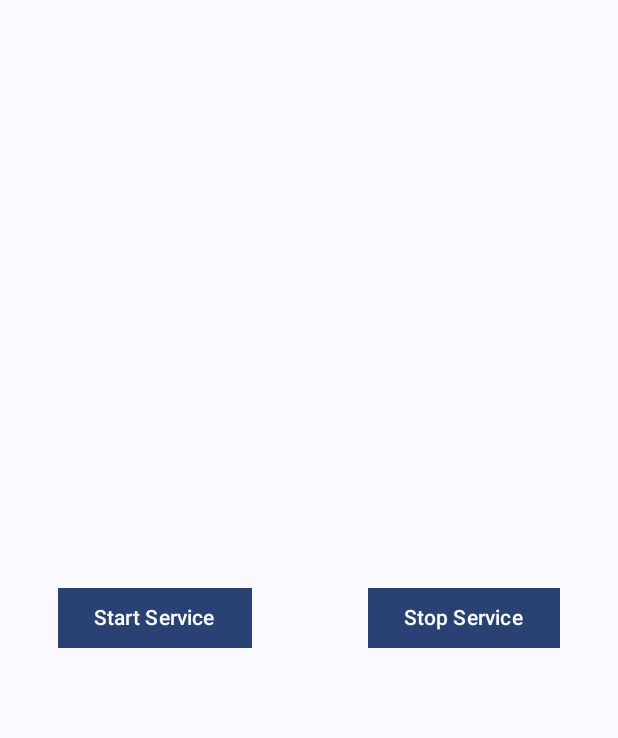
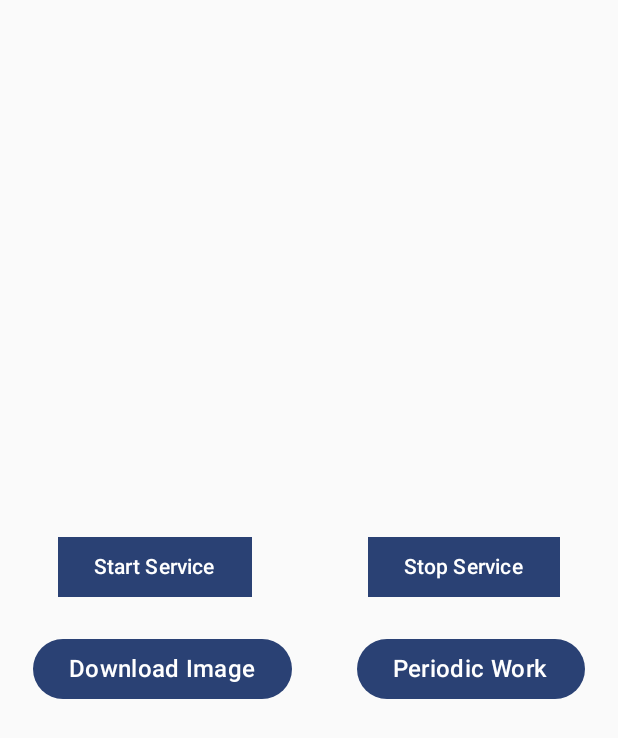
Before and after one commit to Hedious/ServiceTutorial, an Android app built with Jetpack Compose: the screen it shows after launch (MainActivity), on a phone screen of 412 x 824 dp. Shown: the top 738 px of the screen. Run offline under Robolectric (Android 15) with nearby library versions, the phone set to English and light mode, and no system bars; our stand-ins replace Dagger/Hilt's generated code; 1 statement that could not run was skipped.

```diff
--- a/app/src/main/java/com/example/servicetutorial/MainActivity.kt
+++ b/app/src/main/java/com/example/servicetutorial/MainActivity.kt
@@ -1,43 +1,65 @@
 package com.example.servicetutorial
 
+import android.app.DownloadManager
 import android.os.Bundle
 import androidx.activity.ComponentActivity
 import androidx.activity.compose.setContent
 import androidx.compose.foundation.layout.Arrangement
+import androidx.compose.foundation.layout.Box
+import androidx.compose.foundation.layout.Column
 import androidx.compose.foundation.layout.Row
-import androidx.compose.foundation.layout.RowScope
+import androidx.compose.foundation.layout.Spacer
 import androidx.compose.foundation.layout.fillMaxSize
+import androidx.compose.foundation.layout.fillMaxWidth
 import androidx.compose.foundation.layout.height
-import androidx.compose.foundation.layout.width
-import androidx.compose.foundation.shape.CircleShape
 import androidx.compose.material3.Button
 import androidx.compose.material3.MaterialTheme
 import androidx.compose.material3.Shapes
 import androidx.compose.material3.Surface
 import androidx.compose.material3.Text
-import androidx.compose.runtime.Composable
+import androidx.compose.runtime.LaunchedEffect
 import androidx.compose.ui.Alignment
 import androidx.compose.ui.Modifier
 import androidx.compose.ui.graphics.RectangleShape
-import androidx.compose.ui.tooling.preview.Preview
+import androidx.compose.ui.unit.Constraints
 import androidx.compose.ui.unit.dp
+import androidx.work.BackoffPolicy
+import androidx.work.NetworkType
+import androidx.work.OneTimeWorkRequestBuilder
+import androidx.work.WorkManager
 import com.example.servicetutorial.ui.theme.ServiceTutorialTheme
+import com.example.servicetutorial.worker.CustomWorker
+import com.example.servicetutorial.worker.DownloadWorker
+import dagger.hilt.android.AndroidEntryPoint
+import java.time.Duration
 
+
+@AndroidEntryPoint
 class MainActivity : ComponentActivity() {
     override fun onCreate(savedInstanceState: Bundle?) {
         super.onCreate(savedInstanceState)
+        val workRequest = OneTimeWorkRequestBuilder<CustomWorker>()
+            .setInitialDelay(Duration.ofSeconds(10))
+            .setBackoffCriteria(BackoffPolicy.LINEAR, Duration.ofSeconds(15))
+            .build()
+
+        WorkManager.getInstance(applicationContext).enqueue(workRequest)
+
         setContent {
 
             ServiceTutorialTheme {
+
                 // A surface container using the 'background' color from the theme
-                Surface(
+
+                Column(
                     modifier = Modifier.fillMaxSize(),
-                    color = MaterialTheme.colorScheme.background
+                    verticalArrangement = Arrangement.Center,
+                    horizontalAlignment = Alignment.CenterHorizontally
                 ) {
+
                     Row(
-                        modifier = Modifier.fillMaxSize(),
+                        modifier = Modifier.fillMaxWidth(),
                         horizontalArrangement = Arrangement.SpaceAround,
-                        verticalAlignment = Alignment.CenterVertically
                     ) {
                         Button(
                             shape = RectangleShape,
@@ -57,8 +79,49 @@ class MainActivity : ComponentActivity() {
                             Text("Stop Service")
                         }
                     }
+                    Spacer(modifier = Modifier.height(20.dp))
+                    Row(
+                        modifier = Modifier.fillMaxWidth(),
+                        horizontalArrangement = Arrangement.SpaceAround,
+                    ) {
+
+                        Button(
+                            onClick = {
+                                val constraints = androidx.work.Constraints.Builder()
+                                    .setRequiredNetworkType(NetworkType.NOT_ROAMING)
+                                    .setRequiresBatteryNotLow(true)
+                                    .setRequiresStorageNotLow(true)
+                                    .build()
+
+                                val downloadWorkRequest =
+                                    OneTimeWorkRequestBuilder<DownloadWorker>().setConstraints(
+                                        constraints
+                                    ).build()
+
+                                WorkManager.getInstance(applicationContext)
+                                    .enqueue(downloadWorkRequest)
+
+                            }) {
+                            Text(
+                                text = "Download Image",
+                                style = MaterialTheme.typography.titleMedium
+                            )
+                        }
+
+                        Button(
+                            onClick = {
+
+
+                            }) {
+                            Text(
+                                text = "Periodic Work",
+                                style = MaterialTheme.typography.titleMedium
+                            )
+                        }
+                    }
                 }
             }
+
         }
     }
 }
--- a/build.gradle.kts
+++ b/build.gradle.kts
@@ -2,4 +2,6 @@
 plugins {
     id("com.android.application") version "8.1.1" apply false
     id("org.jetbrains.kotlin.android") version "1.8.10" apply false
+
+    id("com.google.dagger.hilt.android") version "2.44" apply false
 }
```
Also changed, not shown: app/build.gradle.kts (+33 -6 lines), app/src/main/AndroidManifest.xml (+9 -1 lines), app/src/main/java/com/example/servicetutorial/DemoApi.kt (added, +10 -0 lines), app/src/main/java/com/example/servicetutorial/DownloadJobIntentService.kt (added, +10 -0 lines), app/src/main/java/com/example/servicetutorial/MyApplication.kt (added, +34 -0 lines), app/src/main/java/com/example/servicetutorial/Post.kt (added, +8 -0 lines), app/src/main/java/com/example/servicetutorial/di/NetworkModule.kt (added, +55 -0 lines), app/src/main/java/com/example/servicetutorial/worker/CustomWorker.kt (added, +41 -0 lines), app/src/main/java/com/example/servicetutorial/worker/DownloadWorker.kt (added, +35 -0 lines), app/src/main/java/com/example/servicetutorial/worker/PWorker.kt (added, +17 -0 lines).
